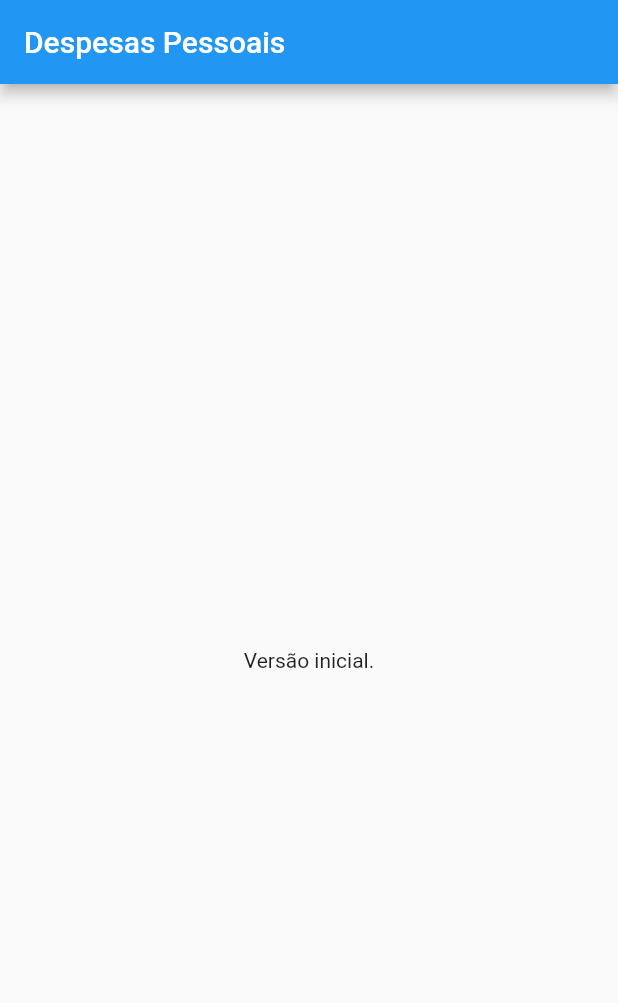
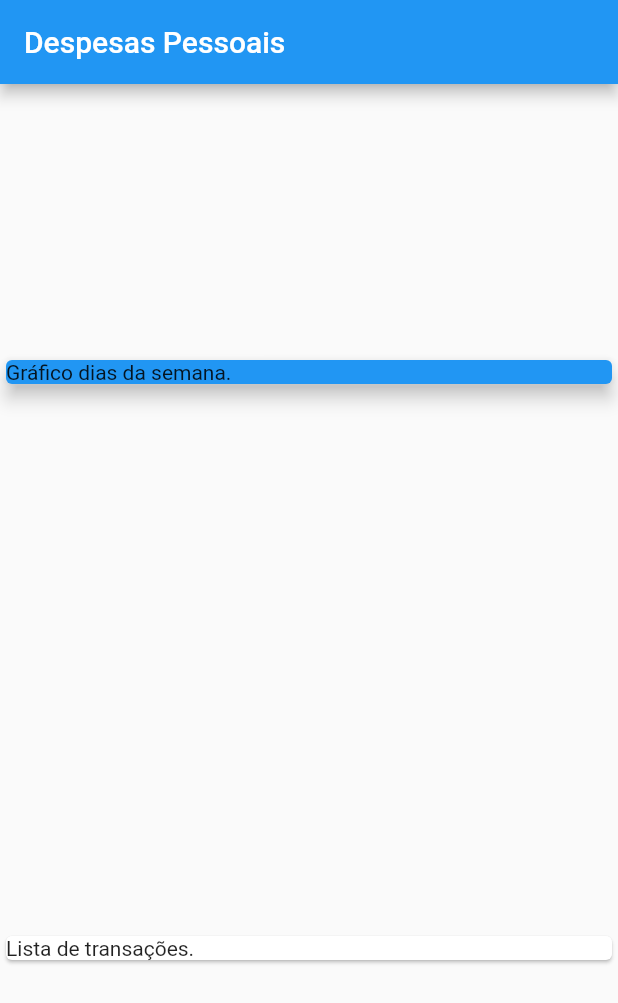
Before and after one commit to camila-fukuda/flutter_despesas_pessoais, a Flutter app: the screen it shows after launch, on a phone screen of 412 x 824 dp. Shown: the top 1003 px of the screen. Run offline on Flutter 3.47's test engine with Material 2 defaults, Android fonts, the phone set to English and light mode, and no system bars.

Commit message:
Adicionados os componentes para o gráfico de semana e para a lista de transações.

```diff
--- a/lib/main.dart
+++ b/lib/main.dart
@@ -22,8 +22,22 @@ class MyHomePage extends StatelessWidget {
       appBar: AppBar(
         title: const Text('Despesas Pessoais'),
       ),
-      body: const Center(
-        child: Text('Versão inicial.'),
+      body: Column(
+        mainAxisAlignment: MainAxisAlignment.spaceAround,
+        crossAxisAlignment: CrossAxisAlignment.stretch,
+        children: const <Widget>[
+          SizedBox(
+            width: double.infinity,
+            child: Card(
+              color: Colors.blue,
+              elevation: 5,
+              child: Text('Gráfico dias da semana.'),
+            ),
+          ),
+          Card(
+            child: Text('Lista de transações.'),
+          )
+        ],
       ),
     );
   }
```
